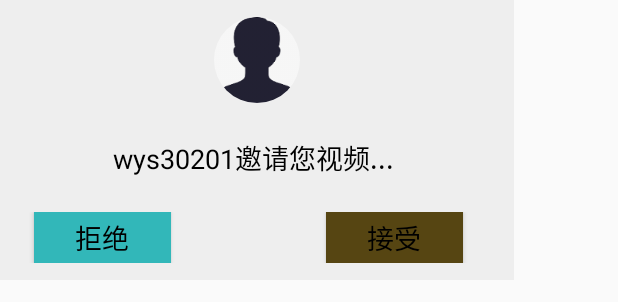
After one commit to liurx589060/Xq_Project, an Android app: the layout activity_dlg_invite_room.xml on its own in the app's theme, with its tools: preview values and no code run, on a phone screen of 412 x 824 dp. The commit adds this screen. Shown: the top 302 px of the screen. Run offline under Robolectric (Android 15) with nearby library versions, the phone set to English and light mode, and no system bars.

Commit message:
添加好友邀请聊天室功能

```diff
--- a/app/src/main/java/com/cd/xq/frame/MainActivity.java
+++ b/app/src/main/java/com/cd/xq/frame/MainActivity.java
@@ -16,6 +16,7 @@ import android.view.View;
 import android.widget.ImageView;
 import android.widget.TextView;
 
+import com.cd.xq.AppService;
 import com.cd.xq.R;
 import com.cd.xq.login.BlackCheckListener;
 import com.cd.xq.login.RegisterActivity;
@@ -210,6 +211,9 @@ public class MainActivity extends BaseActivity {
     protected void onDestroy() {
         super.onDestroy();
         DataManager.getInstance().getUserInfo().setOnLine(false);
+        Intent intent = new Intent(this, AppService.class);
+        stopService(intent);
+
         //告知好友离线
         AppTools.notifyFriendOnLine(false);
     }
--- a/app/src/main/java/com/cd/xq/login/LoginActivity.java
+++ b/app/src/main/java/com/cd/xq/login/LoginActivity.java
@@ -236,7 +236,7 @@ public class LoginActivity extends BaseActivity {
 
                             //通知获取好友列表
                             EventBusParam param = new EventBusParam();
-                            param.setEventBusCode(EventBusParam.EVENT_BUS_UPDATE_FRIENDLIST);
+                            param.setEventBusCode(EventBusParam.EVENT_BUS_GET_FRIENDLIST);
                             EventBus.getDefault().post(param);
 
                             if(DataManager.getInstance().getUserInfo() != null) {
--- a/app/src/main/java/com/cd/xq/utils/AppTools.java
+++ b/app/src/main/java/com/cd/xq/utils/AppTools.java
@@ -6,6 +6,7 @@ import com.cd.xq.module.util.beans.jmessage.JMSendBean;
 import com.cd.xq.module.util.beans.user.UserInfoBean;
 import com.cd.xq.module.util.jmessage.JMsgSender;
 import com.cd.xq.module.util.manager.DataManager;
+import com.google.gson.Gson;
 
 /**
  * Created by Administrator on 2019/2/13.
@@ -32,7 +33,7 @@ public class AppTools {
         JMOnlineParam param = new JMOnlineParam();
         param.setType(JMOnlineParam.TYPE_SEND);
         param.setOnLine(isOnLine);
-        sendBean.setData(param);
+        sendBean.setJsonData(new Gson().toJson(param));
         JMsgSender.sendTextMessage(sendBean);
     }
 }
--- /dev/null
+++ b/app/src/main/res/layout/activity_dlg_invite_room.xml
@@ -0,0 +1,100 @@
+<?xml version="1.0" encoding="utf-8"?>
+<RelativeLayout xmlns:android="http://schemas.android.com/apk/res/android"
+    android:layout_width="match_parent" android:layout_height="match_parent">
+
+    <LinearLayout
+        android:id="@+id/dlg_invite_send_linearLayout"
+        android:layout_width="@dimen/dp_300"
+        android:layout_height="wrap_content"
+        android:orientation="vertical"
+        android:background="#eeeeee"
+        android:paddingTop="@dimen/dp_10"
+        android:paddingBottom="@dimen/dp_10"
+        android:gravity="center"
+        android:visibility="gone"
+        >
+
+        <TextView
+            android:id="@+id/dlg_invite_send_text"
+            android:layout_width="wrap_content"
+            android:layout_height="wrap_content"
+            android:text="已发送邀请，等待对方接受中...  30s"
+            android:textSize="@dimen/sp_16"
+            android:textColor="#000000"
+            android:layout_marginLeft="@dimen/dp_10"
+            android:layout_marginRight="@dimen/dp_10"
+            android:gravity="center"/>
+
+        <Button
+            android:id="@+id/dlg_invite_send_btn_cancel"
+            android:layout_width="wrap_content"
+            android:layout_height="wrap_content"
+            android:text="取消"
+            android:textColor="#000000"
+            android:textSize="@dimen/sp_16"
+            android:layout_marginTop="@dimen/dp_20"/>
+
+    </LinearLayout>
+
+
+    <LinearLayout
+        android:id="@+id/dlg_invite_receive_linearLayout"
+        android:layout_width="@dimen/dp_300"
+        android:layout_height="wrap_content"
+        android:orientation="vertical"
+        android:background="#eeeeee"
+        android:paddingTop="@dimen/dp_10"
+        android:paddingBottom="@dimen/dp_10"
+        android:gravity="center">
+
+        <de.hdodenhof.circleimageview.CircleImageView
+            android:id="@+id/dlg_invite_receive_img_head"
+            android:layout_width="@dimen/dp_50"
+            android:layout_height="@dimen/dp_50"
+            android:src="@drawable/chart_room_default_head"/>
+
+        <TextView
+            android:id="@+id/dlg_invite_receive_text"
+            android:layout_width="wrap_content"
+            android:layout_height="wrap_content"
+            android:text="wys30201邀请您视频... "
+            android:textSize="@dimen/sp_16"
+            android:textColor="#000000"
+            android:layout_marginTop="@dimen/dp_20"
+            android:layout_marginLeft="@dimen/dp_10"
+            android:layout_marginRight="@dimen/dp_10"/>
+
+        <RelativeLayout
+            android:layout_width="wrap_content"
+            android:layout_height="wrap_content"
+            android:layout_marginTop="@dimen/dp_20">
+
+            <Button
+                android:id="@+id/dlg_invite_receive_btn_refuse"
+                android:layout_width="@dimen/dp_80"
+                android:layout_height="@dimen/dp_30"
+                android:text="拒绝"
+                android:textColor="#000000"
+                android:textSize="@dimen/sp_16"
+                android:layout_alignParentLeft="true"
+                android:layout_marginLeft="@dimen/dp_20"
+                android:background="#32b7b9"
+                />
+
+            <Button
+                android:id="@+id/dlg_invite_receive_btn_accept"
+                android:layout_width="@dimen/dp_80"
+                android:layout_height="@dimen/dp_30"
+                android:text="接受"
+                android:textColor="#000000"
+                android:textSize="@dimen/sp_16"
+                android:layout_alignParentRight="true"
+                android:layout_marginRight="@dimen/dp_30"
+                android:background="#564512"
+                />
+
+        </RelativeLayout>
+
+    </LinearLayout>
+
+</RelativeLayout>
--- a/util.module/src/main/java/com/cd/xq/module/util/jmessage/JMsgSender.java
+++ b/util.module/src/main/java/com/cd/xq/module/util/jmessage/JMsgSender.java
@@ -24,7 +24,7 @@ public class JMsgSender {
      * @param sendBean
      */
     public static void sendTextMessage(JMSendBean sendBean) {
-        if(sendBean == null || sendBean.getTargetUserName() == null || sendBean.getData() == null) {
+        if(sendBean == null || sendBean.getTargetUserName() == null || sendBean.getFromUserName() == null) {
             return;
         }
 
--- a/util.module/src/main/res/values/styles.xml
+++ b/util.module/src/main/res/values/styles.xml
@@ -25,4 +25,31 @@
         <item name="android:windowContentOverlay">@null</item>
     </style>
 
+
+    <style name="ActivityTranslucent" parent="AppTheme">
+        <item name="android:windowBackground">@android:color/transparent</item>
+        <item name="android:windowIsTranslucent">true</item>
+    </style>
+
+
+    <style name="ActivityDialog">
+        <!--设置dialog的背景-->
+        <item name="android:windowBackground">@android:color/transparent</item>
+        <!--设置Dialog的windowFrame框为无-->
+        <item name="android:windowFrame">@null</item>
+        <!--设置无标题-->
+        <item name="android:windowNoTitle">true</item>
+        <!--是否浮现在activity之上-->
+        <item name="android:windowIsFloating">true</item>
+        <!--是否半透明-->
+        <item name="android:windowIsTranslucent">true</item>
+        <!--设置窗口内容不覆盖-->
+        <item name="android:windowContentOverlay">@null</item>
+        <!--设置动画，在这里使用让它继承系统的Animation.Dialog-->
+        <item name="android:windowAnimationStyle">@android:style/Animation.Dialog</item>
+        <!--背景是否模糊显示-->
+        <item name="android:backgroundDimEnabled">true</item>
+    </style>
+
+
 </resources>
```
Also changed, not shown: app/src/main/AndroidManifest.xml (+14 -0 lines), app/src/main/java/com/cd/xq/AppService.java (+53 -61 lines), app/src/main/java/com/cd/xq/DialogContainerActivity.java (added, +29 -0 lines), app/src/main/java/com/cd/xq/InviteRoomDlgActivity.java (added, +272 -0 lines), app/src/main/java/com/cd/xq/beans/JMFriendInviteParam.java (added, +45 -0 lines), app/src/main/java/com/cd/xq/frame/HomeFragment.java (+16 -0 lines), app/src/main/java/com/cd/xq/friend/FriendActivity.java (+15 -14 lines), app/src/main/res/drawable/selector_friend_video.xml (added, +7 -0 lines), app/src/main/res/layout/layout_friend_normal_item.xml (+12 -2 lines), chart.module/src/main/AndroidManifest.xml (+6 -2 lines), util.module/src/main/java/com/cd/xq/module/util/beans/jmessage/JMSendBean.java (+20 -9 lines), app/src/main/res/drawable-xxxhdpi/friend_video.png (added), app/src/main/res/drawable-xxxhdpi/friend_video_p.png (added), app/src/main/res/drawable-xxxhdpi/friend_video_un.png (added), 1 other file.
